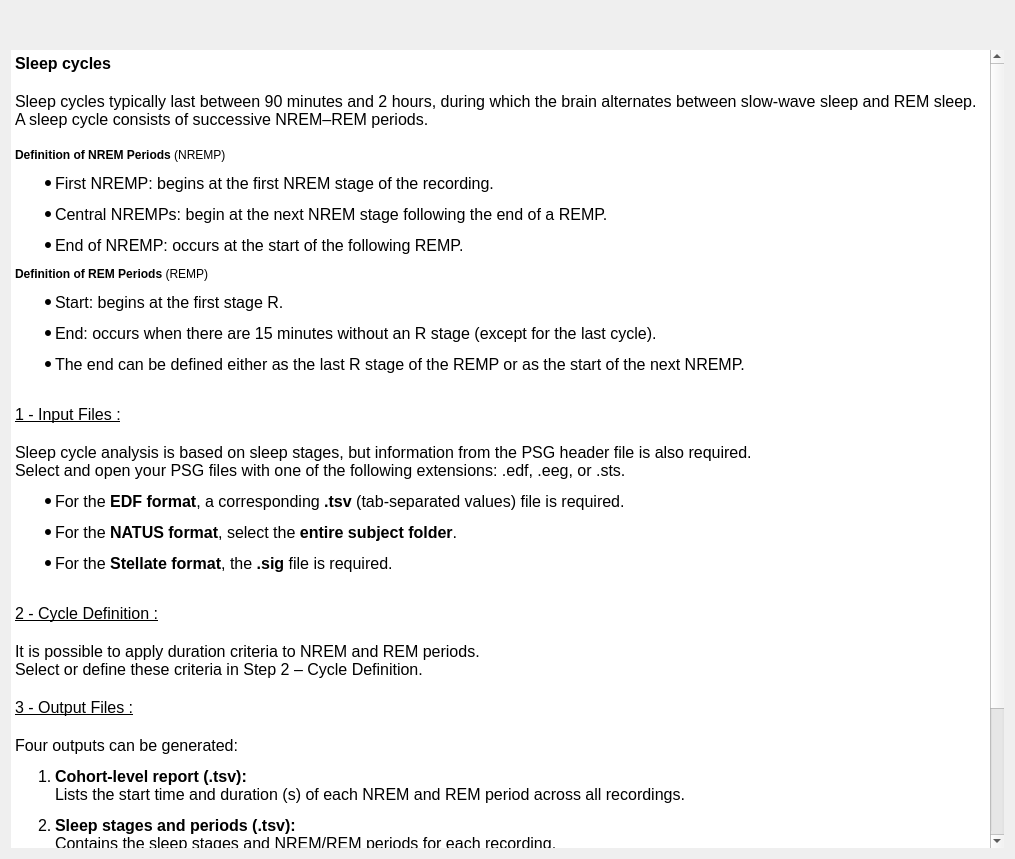
Before: the Qt Designer form tools/CEAMSTools/SleepCycleExport/SleepCycleDoc/Ui_SleepCycleDoc.ui in SnoozToolbox/snooz-package-ceams, drawn with Qt 5.
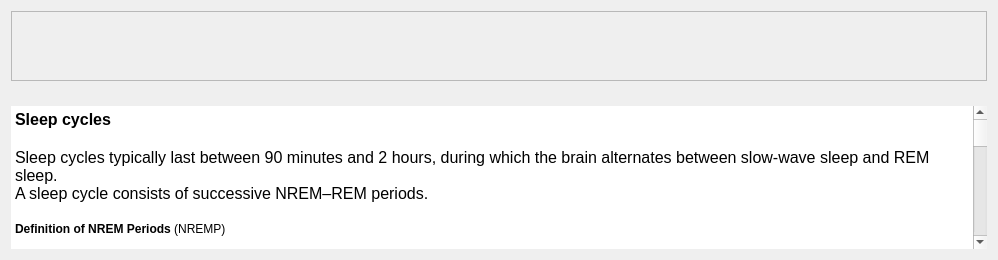
After: the same form once the commit is applied.

Commit message: Update sleep cycle export tool with a picture

```diff
--- a/tools/CEAMSTools/SleepCycleExport/SleepCycleDoc/Ui_SleepCycleDoc.ui
+++ b/tools/CEAMSTools/SleepCycleExport/SleepCycleDoc/Ui_SleepCycleDoc.ui
@@ -6,8 +6,8 @@
    <rect>
     <x>0</x>
     <y>0</y>
-    <width>1015</width>
-    <height>859</height>
+    <width>998</width>
+    <height>260</height>
    </rect>
   </property>
   <property name="windowTitle">
@@ -21,10 +21,29 @@
     <number>25</number>
    </property>
    <item>
+    <widget class="QScrollArea" name="scrollArea">
+     <property name="widgetResizable">
+      <bool>true</bool>
+     </property>
+     <widget class="QWidget" name="scrollAreaWidgetContents">
+      <property name="geometry">
+       <rect>
+        <x>0</x>
+        <y>0</y>
+        <width>978</width>
+        <height>54</height>
+       </rect>
+      </property>
+      <layout class="QVBoxLayout" name="verticalLayout_2">
+       <item>
     <widget class="QLabel" name="hypnogram_pic">
      <property name="text">
       <string/>
      </property>
+        </widget>
+       </item>
+      </layout>
+     </widget>
     </widget>
    </item>
    <item>
```
Lines whose indentation alone changed are shown as unchanged. The commit also changes 7 other files.
